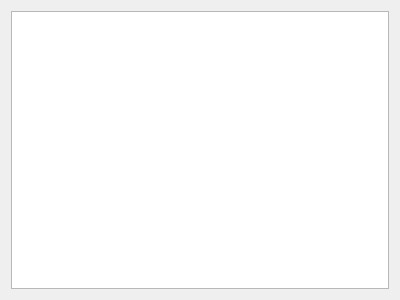
First picture: the form in drc/gui/sessionsbrowser.ui, repository lansdon/cpts483_drc, before the edit.
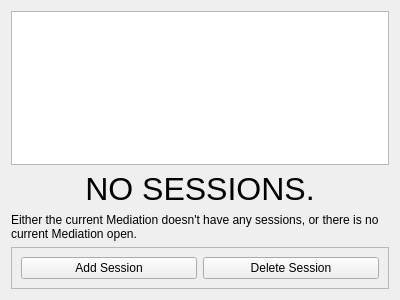
Second picture: the form after the edit.

Commit message: Session Browser: Adds buttons to add/remove sessions. Adds labels when no sessions exist. (instead of blank table).

```diff
--- a/drc/gui/sessionsbrowser.ui
+++ b/drc/gui/sessionsbrowser.ui
@@ -17,6 +17,66 @@
    <item row="0" column="0">
     <widget class="QTableWidget" name="tableWidget"/>
    </item>
+   <item row="3" column="0">
+    <widget class="QFrame" name="btnFrame">
+     <property name="maximumSize">
+      <size>
+       <width>16777215</width>
+       <height>46</height>
+      </size>
+     </property>
+     <property name="frameShape">
+      <enum>QFrame::StyledPanel</enum>
+     </property>
+     <property name="frameShadow">
+      <enum>QFrame::Raised</enum>
+     </property>
+     <layout class="QHBoxLayout" name="horizontalLayout">
+      <item>
+       <widget class="QPushButton" name="addSessionBtn">
+        <property name="text">
+         <string>Add Session</string>
+        </property>
+       </widget>
+      </item>
+      <item>
+       <widget class="QPushButton" name="delSessionBtn">
+        <property name="text">
+         <string>Delete Session</string>
+        </property>
+       </widget>
+      </item>
+     </layout>
+    </widget>
+   </item>
+   <item row="1" column="0">
+    <widget class="QLabel" name="noSessionLabel1">
+     <property name="font">
+      <font>
+       <pointsize>24</pointsize>
+      </font>
+     </property>
+     <property name="text">
+      <string>NO SESSIONS.</string>
+     </property>
+     <property name="alignment">
+      <set>Qt::AlignCenter</set>
+     </property>
+    </widget>
+   </item>
+   <item row="2" column="0">
+    <widget class="QLabel" name="noSessionLabel2">
+     <property name="text">
+      <string>Either the current Mediation doesn't have any sessions, or there is no current Mediation open.</string>
+     </property>
+     <property name="scaledContents">
+      <bool>false</bool>
+     </property>
+     <property name="wordWrap">
+      <bool>true</bool>
+     </property>
+    </widget>
+   </item>
   </layout>
  </widget>
  <resources/>
```
The commit also changes 6 other files.
